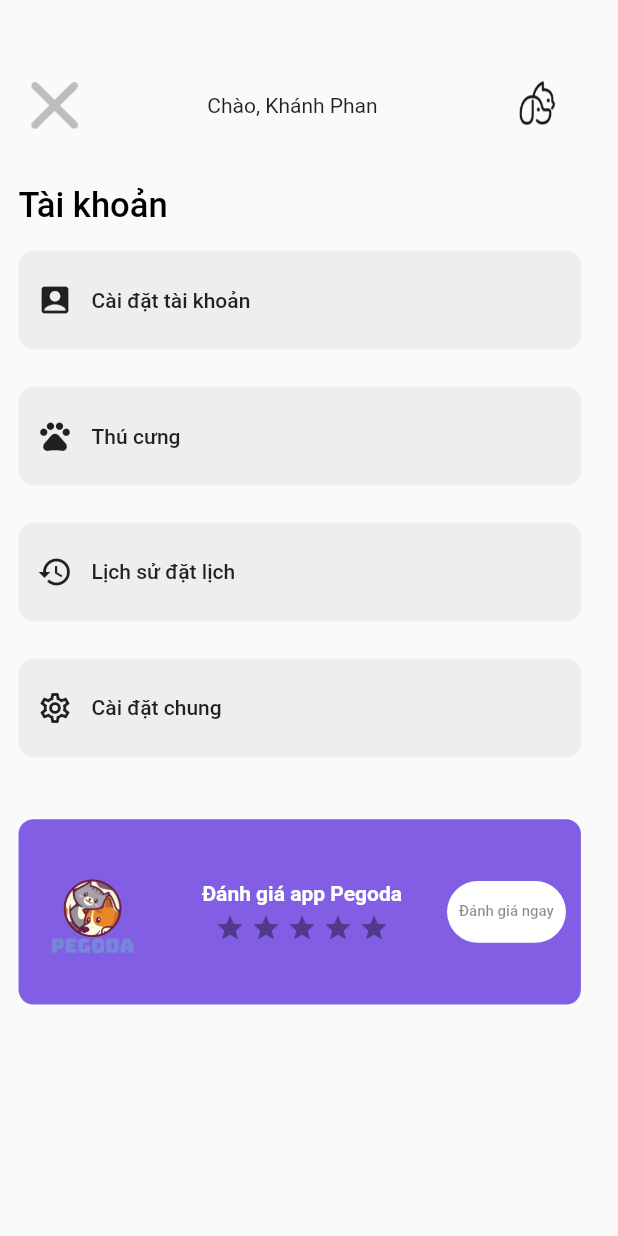
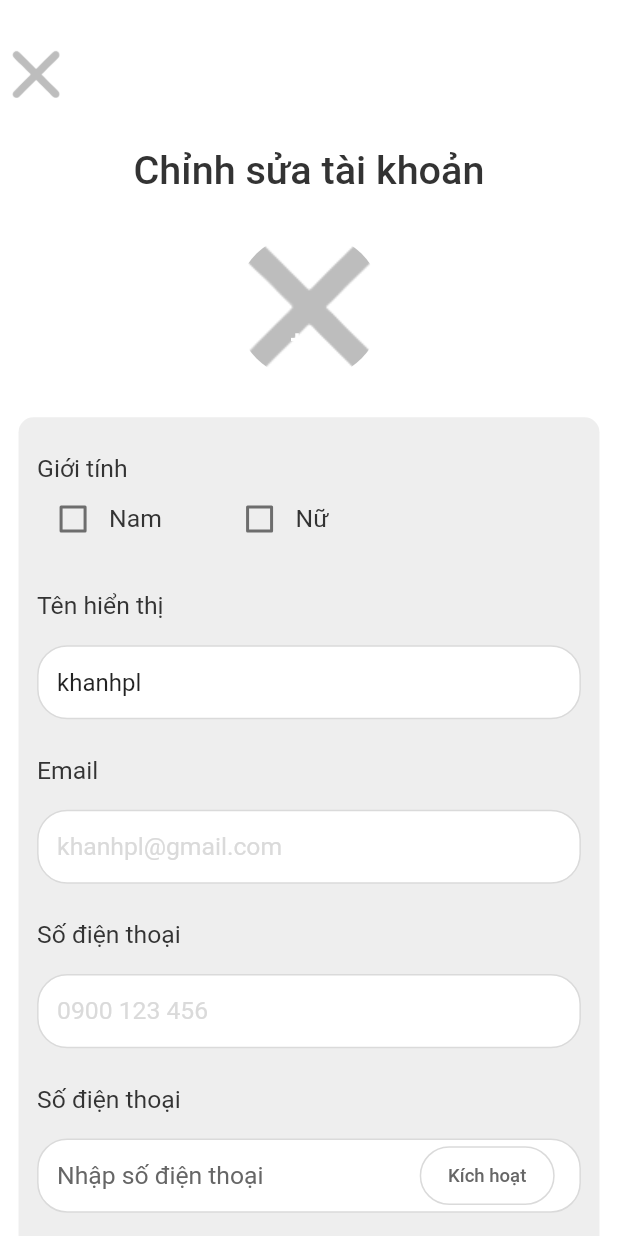
Before and after one commit to khanhpl/Pegoda, a Flutter app: the CusAccountScreen widget shown alone on an empty page, opened directly, after a tap on "Cài đặt tài khoản", on a phone screen of 412 x 824 dp. Run offline on Flutter 3.47's test engine with Material 2 defaults, Android fonts, the phone set to English and light mode, and no system bars; drawn by our look-alikes of flutter_rating_bar; our stand-ins replace carousel_pro, convex_bottom_bar, image_picker.

Commit message:
khanhpl 16-2 add personal setting screen

```diff
--- a/Pegoda Mobile/Pegoda/lib/main.dart
+++ b/Pegoda Mobile/Pegoda/lib/main.dart
@@ -1,5 +1,6 @@
 import 'package:flutter/material.dart';
 import 'package:pegoda/controllers/customer_main.dart';
+import 'package:pegoda/screens/customer/cus_account/cus_personal_setting_screen.dart';
 import 'package:pegoda/screens/customer/notification/notification_screen.dart';
 import 'package:pegoda/screens/customer/search/search_screen.dart';
 import 'package:pegoda/screens/welcome/confirm_code_screen.dart';
@@ -25,6 +26,7 @@ void main() {
         '/cusAccountScreen': (context) => CusMain(selectedIndex: 3, isBottomNav: false),
         '/petScreen': (context) => CusMain(selectedIndex: 2, isBottomNav: true),
         '/notificationScreen': (context) => CusMain(selectedIndex: 1, isBottomNav: false),
+        '/personalSettingScreen': (context) => PersonalSettingScreen(),
 
 
 
--- a/Pegoda Mobile/Pegoda/lib/screens/customer/cus_account/cus_account_screen.dart
+++ b/Pegoda Mobile/Pegoda/lib/screens/customer/cus_account/cus_account_screen.dart
@@ -90,7 +90,7 @@ class _CusAccountScreenState extends State<CusAccountScreen> {
               AccountChoice(
                   icon: Icons.account_box_rounded,
                   choiceTitle: 'Cài đặt tài khoản',
-                  choiceLink: ''),
+                  choiceLink: '/personalSettingScreen'),
               SizedBox(height: _pageHeight * 0.03),
               AccountChoice(
                   icon: Icons.pets,
--- /dev/null
+++ b/Pegoda Mobile/Pegoda/lib/screens/customer/cus_account/cus_personal_setting_screen.dart
@@ -0,0 +1,439 @@
+import 'dart:io';
+
+import 'package:flutter/material.dart';
+import 'package:image_picker/image_picker.dart';
+import '../../../MyLib/globals.dart' as globals;
+import 'package:flutter/services.dart';
+
+class PersonalSettingScreen extends StatefulWidget {
+  @override
+  State<PersonalSettingScreen> createState() => _PersonalSettingScreenState();
+}
+
+class _PersonalSettingScreenState extends State<PersonalSettingScreen> {
+  bool _isGenderMale = false;
+  bool _isGenderFemale = false;
+  late File imageFile;
+  bool _picIsChose = false;
+
+  @override
+  Widget build(BuildContext context) {
+    var size = MediaQuery.of(context).size;
+    // TODO: implement build
+    return Material(
+      child: Container(
+        color: Colors.white,
+        width: size.width,
+        child: SingleChildScrollView(
+          scrollDirection: Axis.vertical,
+          child: Column(
+            mainAxisAlignment: MainAxisAlignment.start,
+            crossAxisAlignment: CrossAxisAlignment.center,
+            children: [
+              Container(
+                width: size.width,
+                height: size.height * 0.12,
+                alignment: Alignment.centerLeft,
+                child: Container(
+                  child: IconButton(
+                    onPressed: () {
+                      // Navigator.pop(context);
+                      Navigator.pushNamed(context, '/cusAccountScreen');
+                    },
+                    icon: ImageIcon(
+                      AssetImage('assets/cus/account_screen/cancel.png'),
+                      size: size.height * 0.04,
+                      color: Color(0xFFBDBDBD),
+                    ),
+                  ),
+                ),
+              ),
+              Text(
+                'Chỉnh sửa tài khoản',
+                style: TextStyle(
+                  color: Color(0xff333333),
+                  fontWeight: FontWeight.w500,
+                  fontSize: size.height * 0.032,
+                ),
+              ),
+              SizedBox(height: size.height * 0.03),
+              Container(
+                child: FlatButton(
+                  onPressed: () {
+                    _getFromGallery();
+                  },
+                  child: globals.isAvatarChecked == false
+                      ? Container(
+                          width: size.height * 0.12,
+                          height: size.height * 0.12,
+                          alignment: Alignment.bottomCenter,
+                          padding: EdgeInsets.only(bottom: size.height * 0.01),
+                          decoration: BoxDecoration(
+                            shape: BoxShape.circle,
+                            image: DecorationImage(
+                              image: AssetImage(
+                                  'assets/cus/account_screen/cancel.png'),
+                              fit: BoxFit.fill,
+                            ),
+                          ),
+                          child: Icon(
+                            Icons.add_a_photo,
+                            color: Colors.white,
+                          ),
+                        )
+                      : Container(
+                          width: size.height * 0.12,
+                          height: size.height * 0.12,
+                          alignment: Alignment.bottomCenter,
+                          padding: EdgeInsets.only(bottom: size.height * 0.01),
+                          decoration: BoxDecoration(
+                            shape: BoxShape.circle,
+                            image: DecorationImage(
+                              image: FileImage(globals.avatarFile),
+                              fit: BoxFit.fill,
+                            ),
+                          ),
+                          child: Icon(
+                            Icons.add_a_photo,
+                            color: Colors.white,
+                          ),
+                        ),
+                ),
+              ),
+              SizedBox(height: size.height * 0.03),
+              Container(
+                margin: EdgeInsets.fromLTRB(
+                    size.width * 0.03, 0.0, size.width * 0.03, 0.0),
+                padding: EdgeInsets.fromLTRB(size.width * 0.03,
+                    size.height * 0.03, size.width * 0.03, size.height * 0.03),
+                decoration: BoxDecoration(
+                  color: Colors.grey[200],
+                  borderRadius: BorderRadius.circular(10.0),
+                ),
+                child: Column(
+                  crossAxisAlignment: CrossAxisAlignment.start,
+                  children: [
+                    Text(
+                      'Giới tính',
+                      style: TextStyle(
+                        color: Color(0xff333333),
+                        fontSize: size.height * 0.02,
+                        fontWeight: FontWeight.w400,
+                      ),
+                    ),
+                    Container(
+                      child: Row(
+                        children: [
+                          Checkbox(
+                            value: _isGenderMale,
+                            onChanged: (value) {
+                              setState(() {
+                                _isGenderMale = true;
+                                _isGenderFemale = false;
+                              });
+                            },
+                            checkColor: Color(0xff5B9610),
+                            activeColor: Colors.white,
+                          ),
+                          Text(
+                            'Nam',
+                            style: TextStyle(
+                              color: Color(0xff333333),
+                              fontSize: size.height * 0.02,
+                              fontWeight: FontWeight.w400,
+                            ),
+                          ),
+                          SizedBox(width: size.width * 0.1),
+                          Checkbox(
+                            value: _isGenderFemale,
+                            onChanged: (value) {
+                              setState(() {
+                                _isGenderMale = false;
+                                _isGenderFemale = true;
+                              });
+                            },
+                            checkColor: Color(0xff5B9610),
+                            activeColor: Colors.white,
+                          ),
+                          Text(
+                            'Nữ',
+                            style: TextStyle(
+                              color: Color(0xff333333),
+                              fontSize: size.height * 0.02,
+                              fontWeight: FontWeight.w400,
+                            ),
+                          ),
+                        ],
+                      ),
+                    ),
+                    SizedBox(height: size.height * 0.03),
+                    Text(
+                      'Tên hiển thị',
+                      style: TextStyle(
+                        color: Color(0xff333333),
+                        fontSize: size.height * 0.02,
+                        fontWeight: FontWeight.w400,
+                      ),
+                    ),
+
+                    SizedBox(height: size.height * 0.02),
+                    Container(
+                      height: size.height * 0.06,
+                      alignment: Alignment.centerLeft,
+                      padding: EdgeInsets.only(
+                          left: size.width * 0.03, right: size.width * 0.03),
+                      decoration: BoxDecoration(
+                        color: Colors.white,
+                        borderRadius: BorderRadius.circular(20),
+                        border: Border.all(color: Color(0xffDADADA)),
+                      ),
+                      child: TextField(
+                        controller: TextEditingController(text: 'khanhpl'),
+                        decoration: InputDecoration.collapsed(
+                          hintText: '',
+                          hintStyle: TextStyle(
+                            fontSize: size.height * 0.02,
+                            color: Color(0xff666666),
+                          ),
+                        ),
+                      ),
+                    ),
+
+                    SizedBox(height: size.height * 0.03),
+                    Container(
+                        child: RichText(
+                      text: TextSpan(
+                        text: 'Email ',
+                        style: TextStyle(
+                          color: Color(0xff333333),
+                          fontSize: size.height * 0.02,
+                          fontWeight: FontWeight.w400,
+                        ),
+                        children: [
+                        ],
+                      ),
+                    )),
+                    SizedBox(height: size.height * 0.02),
+                    Container(
+                      height: size.height * 0.06,
+                      alignment: Alignment.centerLeft,
+                      padding: EdgeInsets.only(
+                          left: size.width * 0.03, right: size.width * 0.03),
+                      decoration: BoxDecoration(
+                        color: Colors.white,
+                        borderRadius: BorderRadius.circular(20),
+                        border: Border.all(color: Color(0xffDADADA)),
+                      ),
+                      child: TextField(
+                        decoration: InputDecoration.collapsed(
+                          hintText: 'khanhpl@gmail.com',
+                          hintStyle: TextStyle(
+                            fontSize: size.height * 0.02,
+                            color: Color(0xffDADADA),
+                          ),
+                        ),
+                      ),
+                    ),
+                    SizedBox(height: size.height * 0.03),
+                    Container(
+                      child: RichText(
+                        text: TextSpan(
+                          text: 'Số điện thoại ',
+                          style: TextStyle(
+                            color: Color(0xff333333),
+                            fontSize: size.height * 0.02,
+                            fontWeight: FontWeight.w400,
+                          ),
+                          children: [],
+                        ),
+                      ),
+                    ),
+                    SizedBox(height: size.height * 0.02),
+                    Container(
+                      height: size.height * 0.06,
+                      alignment: Alignment.centerLeft,
+                      padding: EdgeInsets.only(
+                          left: size.width * 0.03, right: size.width * 0.03),
+                      decoration: BoxDecoration(
+                        color: Colors.white,
+                        borderRadius: BorderRadius.circular(20),
+                        border: Border.all(color: Color(0xffDADADA)),
+                      ),
+                      child: TextField(
+                        keyboardType: TextInputType.phone,
+                        inputFormatters: <TextInputFormatter>[
+                          FilteringTextInputFormatter.digitsOnly,
+                        ],
+                        decoration: InputDecoration.collapsed(
+                          hintText: '0900 123 456',
+                          hintStyle: TextStyle(
+                            fontSize: size.height * 0.02,
+                            color: Color(0xffDADADA),
+                          ),
+                        ),
+                      ),
+                    ),
+                    SizedBox(height: size.height * 0.03),
+                    Container(
+                      child: RichText(
+                        text: TextSpan(
+                          text: 'Số điện thoại ',
+                          style: TextStyle(
+                            color: Color(0xff333333),
+                            fontSize: size.height * 0.02,
+                            fontWeight: FontWeight.w400,
+                          ),
+                          children: [],
+                        ),
+                      ),
+                    ),
+                    SizedBox(height: size.height * 0.02),
+                    Container(
+                      height: size.height * 0.06,
+                      alignment: Alignment.centerLeft,
+                      padding: EdgeInsets.only(
+                          left: size.width * 0.03, right: size.width * 0.03),
+                      decoration: BoxDecoration(
+                        color: Colors.white,
+                        borderRadius: BorderRadius.circular(20),
+                        border: Border.all(color: Color(0xffDADADA)),
+                      ),
+                      child: Row(
+                        children: [
+                          Expanded(
+                            child: TextField(
+                              keyboardType: TextInputType.phone,
+                              inputFormatters: <TextInputFormatter>[
+                                FilteringTextInputFormatter.digitsOnly,
+                              ],
+                              decoration: InputDecoration.collapsed(
+                                hintText: 'Nhập số điện thoại',
+                                hintStyle: TextStyle(
+                                  fontSize: size.height * 0.02,
+                                  color: Color(0xff666666),
+                                ),
+                              ),
+                            ),
+                          ),
+                          Container(
+                            margin: EdgeInsets.fromLTRB(
+                                size.width * 0.01,
+                                size.height * 0.005,
+                                size.width * 0.01,
+                                size.height * 0.005),
+                            decoration: BoxDecoration(
+                              borderRadius: BorderRadius.circular(20),
+                              color: Colors.white,
+                              border: Border.all(color: Color(0xffDADADA)),
+                            ),
+                            child: FlatButton(
+                              padding: EdgeInsets.all(0),
+                              onPressed: () {},
+                              child: Text(
+                                'Kích hoạt',
+                                style: TextStyle(
+                                  color: Color(0xff666666),
+                                  fontSize: size.height * 0.015,
+                                ),
+                              ),
+                            ),
+                          ),
+                        ],
+                      ),
+                    ),
+                    SizedBox(height: size.height * 0.02),
+                    Container(
+                      height: size.height * 0.06,
+                      padding: EdgeInsets.only(
+                          left: size.width * 0.03, right: size.width * 0.03),
+                      decoration: BoxDecoration(
+                        color: Colors.white,
+                        borderRadius: BorderRadius.circular(20),
+                        border: Border.all(color: Color(0xffDADADA)),
+                      ),
+                      child: Row(
+                        children: [
+                          Expanded(
+                            child: TextField(
+                              decoration: InputDecoration.collapsed(
+                                hintText: 'Nhập mã bạn nhận được',
+                                hintStyle: TextStyle(
+                                  fontSize: size.height * 0.02,
+                                  color: Color(0xff666666),
+                                ),
+                              ),
+                            ),
+                          ),
+                          Container(
+                            margin: EdgeInsets.fromLTRB(
+                                size.width * 0.01,
+                                size.height * 0.005,
+                                size.width * 0.01,
+                                size.height * 0.005),
+                            decoration: BoxDecoration(
+                              borderRadius: BorderRadius.circular(20),
+                              color: Colors.white,
+                              border: Border.all(color: Color(0xff5B9610)),
+                            ),
+                            child: FlatButton(
+                              padding: EdgeInsets.all(0),
+                              onPressed: () {},
+                              child: Text(
+                                'Xác nhận',
+                                style: TextStyle(
+                                  color: Color(0xff666666),
+                                  fontSize: size.height * 0.015,
+                                ),
+                              ),
+                            ),
+                          ),
+                        ],
+                      ),
+                    ),
+
+                    //end box----------------------------------------------------------
+                  ],
+                ),
+              ),
+              SizedBox(height: size.height * 0.06),
+              Container(
+                width: size.width * 0.75,
+                height: size.height * 0.06,
+                decoration: BoxDecoration(
+                  color: Color(0xff333333),
+                  borderRadius: BorderRadius.circular(25),
+                ),
+                child: FlatButton(
+                  child: Text(
+                    'Cập nhật',
+                    style: TextStyle(
+                      color: Colors.white,
+                      fontSize: size.height * 0.024,
+                      fontWeight: FontWeight.w400,
+                    ),
+                  ),
+                  onPressed: () {},
+                ),
+              ),
+              SizedBox(height: size.height * 0.4),
+            ],
+          ),
+        ),
+      ),
+    );
+  }
+
+  _getFromGallery() async {
+    PickedFile? pickedFile = await ImagePicker().getImage(
+      source: ImageSource.gallery,
+    );
+    if (pickedFile != null) {
+      setState(() {
+        imageFile = File(pickedFile.path);
+        _picIsChose = true;
+        globals.isAvatarChecked = true;
+        globals.avatarFile = imageFile;
+      });
+    }
+  }
+}
--- a/Pegoda Mobile/Pegoda/pubspec.yaml
+++ b/Pegoda Mobile/Pegoda/pubspec.yaml
@@ -37,6 +37,7 @@ dependencies:
   convex_bottom_bar: ^3.0.0
   carousel_pro: ^1.0.0
   flutter_rating_bar: ^4.0.0
+  image_picker: ^0.8.4+4
 
 dev_dependencies:
   flutter_test:
```
Also changed, not shown: Pegoda Mobile/Pegoda/lib/screens/customer/cus_main/up_nav_bar.dart (line endings or trailing spaces), Pegoda Mobile/Pegoda/pubspec.lock.
